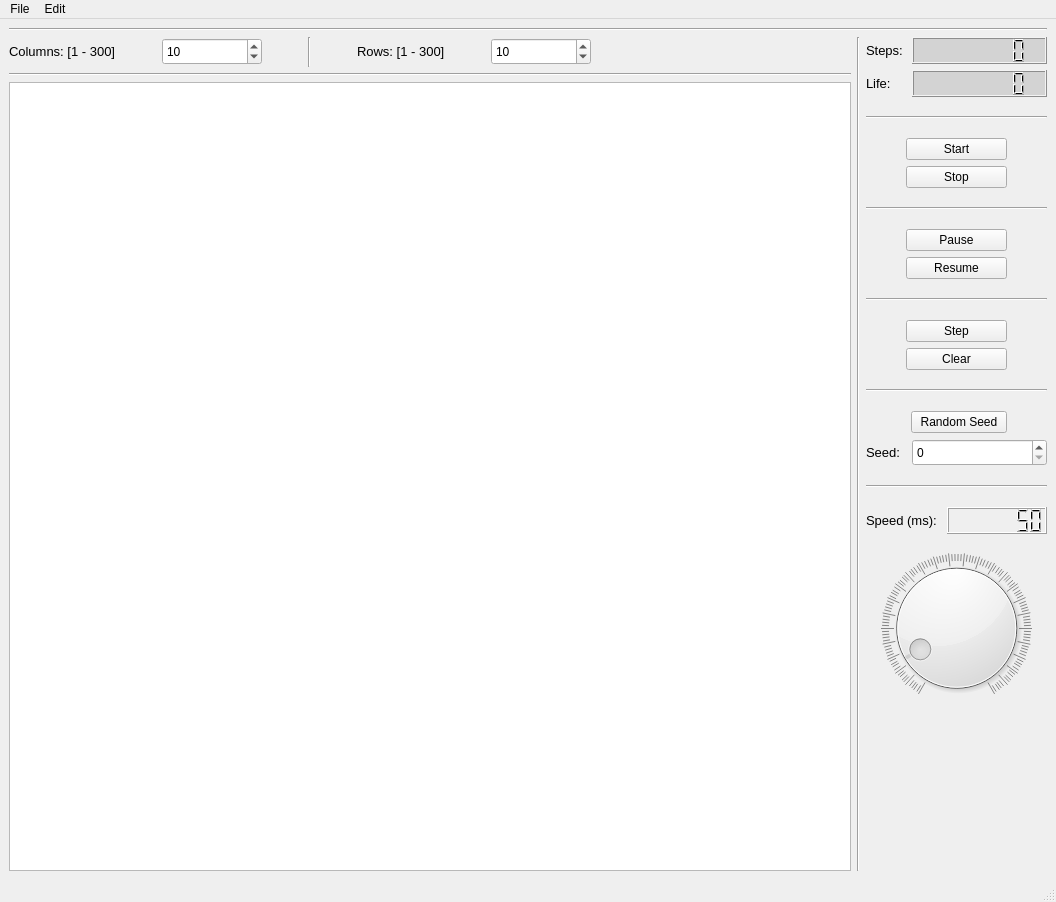
Qt form mainwindow.ui (MateuszGuzy02/Game-Of-Life) before a commit.
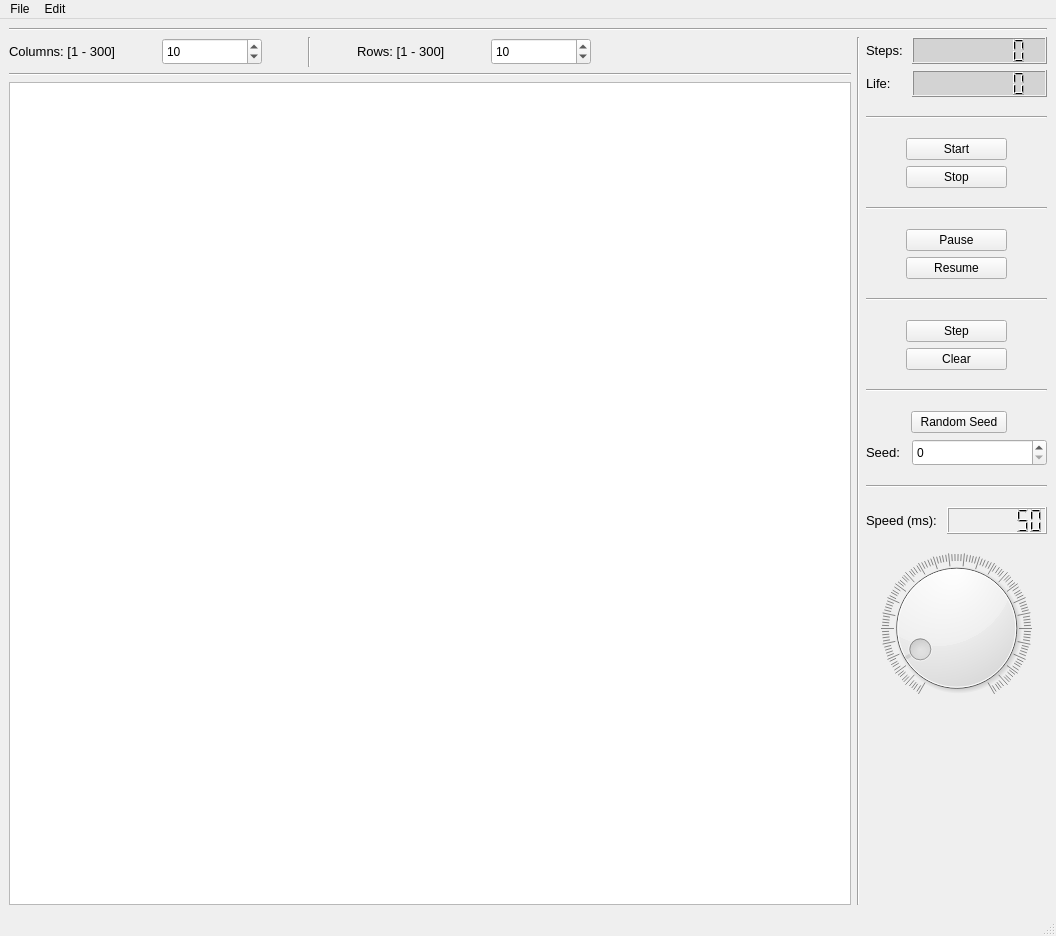
The same form after that commit.

```diff
--- a/mainwindow.ui
+++ b/mainwindow.ui
@@ -7,7 +7,7 @@
     <x>0</x>
     <y>0</y>
     <width>1056</width>
-    <height>902</height>
+    <height>936</height>
    </rect>
   </property>
   <property name="windowTitle">
```
Left out of the diff: 12 changed lines with no effect on the pictures.
